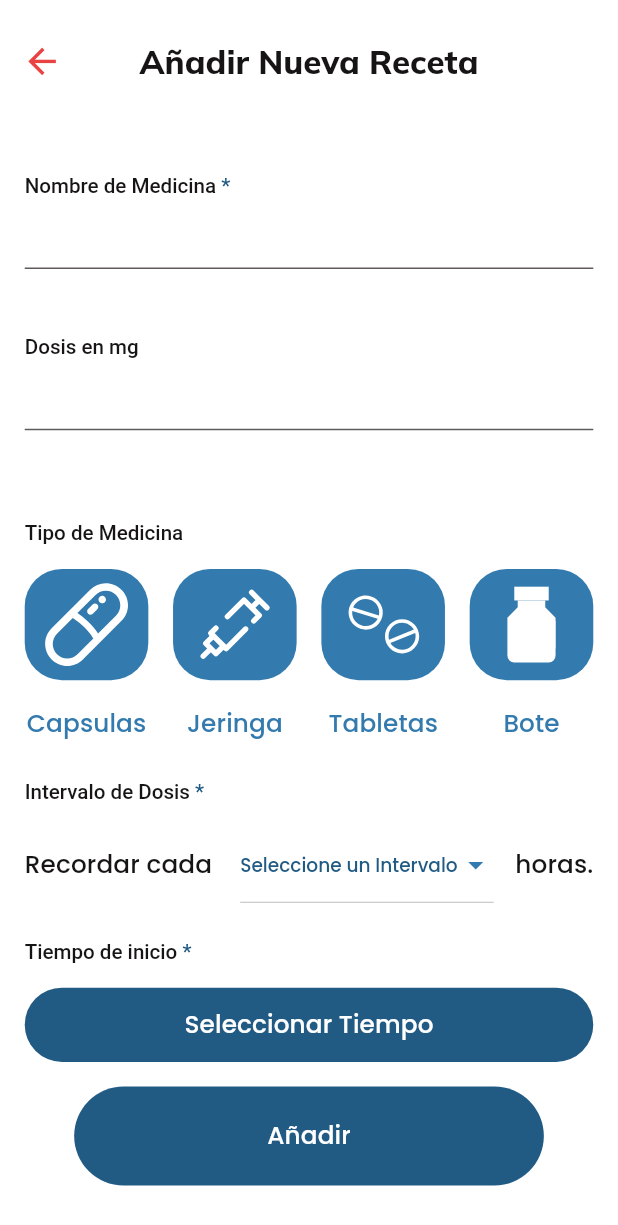
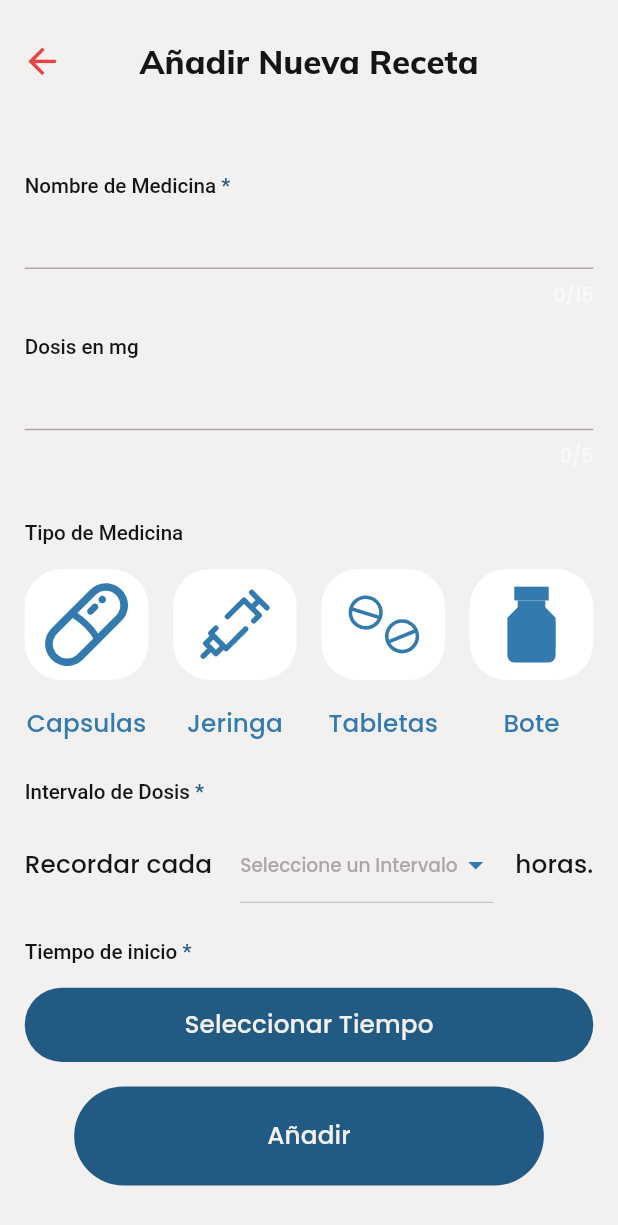
Before and after one commit to FrankoGarcia69/ProyectoRecordatoriosMedicos, a Flutter app: the screen it shows after launch, after a tap on the "add" icon, on a phone screen of 412 x 824 dp. Shown: the top 1225 px of the screen. Run offline on Flutter 3.47's test engine with Material 2 defaults, Android fonts, the phone set to English and light mode, and no system bars; our stand-ins replace flutter_svg, google_fonts, rxdart, sizer.

Commit message:
Cambios a HomePage y AddRecipe

```diff
--- a/lib/constantscolors.dart
+++ b/lib/constantscolors.dart
@@ -1,9 +1,9 @@
 import 'package:flutter/material.dart';
 
 const Color cPrimaryColor = Color.fromARGB(255, 33, 91, 132);
-const Color cScaffoldColor = Color.fromARGB(255, 255, 255, 255);
+const Color cScaffoldColor = Color.fromARGB(255, 243, 240, 240);
 const Color cSecondaryColor = Color.fromARGB(255, 233, 66, 66);
 const Color cOtherColor = Color.fromARGB(255, 51, 123, 174);
 const Color cErrorColor = Color.fromARGB(255, 255, 0, 0);
-const Color cTextLightColor = Color.fromARGB(255, 95, 91, 91);
+const Color cTextLightColor = Color.fromARGB(255, 175, 167, 167);
 const Color cTextColor = Color.fromARGB(255, 22, 20, 20);
--- a/lib/main.dart
+++ b/lib/main.dart
@@ -1,17 +1,34 @@
 import 'package:flutter/material.dart';
+import 'package:flutter_application_1/src/pages/AddRecipe/AddRecipeBlock.dart';
 import 'package:flutter_application_1/src/pages/HomePage.dart';
 import 'package:google_fonts/google_fonts.dart';
+import 'package:provider/provider.dart';
 import 'package:sizer/sizer.dart';
 import 'constantscolors.dart';
 
 void main() => runApp(const MyApp());
 
-class MyApp extends StatelessWidget {
+class MyApp extends StatefulWidget {
   const MyApp({super.key});
 
   @override
+  State<MyApp> createState() => _MyAppState();
+}
+
+class _MyAppState extends State<MyApp> {
+  AddRecipeB? addRecipeB;
+
+  @override
+  void initState() {
+    addRecipeB = AddRecipeB();
+    super.initState();
+  }
+
+  @override
   Widget build(BuildContext context) {
-    return Sizer(builder: (context, orientation, deviceType) {
+    return Provider<AddRecipeB>.value(
+        value: addRecipeB!,
+        child: Sizer(builder: (context, orientation, deviceType) {
           return MaterialApp(
               debugShowCheckedModeBanner: false,
               title: 'Material App',
@@ -41,6 +58,11 @@ class MyApp extends StatelessWidget {
                       fontSize: 24.sp,
                       fontWeight: FontWeight.w800,
                       color: cTextColor),
+                  headline6: GoogleFonts.poppins(
+                      fontSize: 13.sp,
+                      fontWeight: FontWeight.w500,
+                      letterSpacing: 1.0,
+                      color: cSecondaryColor),
                   subtitle2:
                       GoogleFonts.poppins(fontSize: 12.sp, color: cTextColor),
                   labelMedium: TextStyle(
@@ -48,11 +70,10 @@ class MyApp extends StatelessWidget {
                     fontWeight: FontWeight.w500,
                     color: cTextColor,
                   ),
-                caption:
-                GoogleFonts.poppins(
+                  caption: GoogleFonts.poppins(
                     fontSize: 9.sp,
                     fontWeight: FontWeight.w500,
-                  color: cPrimaryColor,
+                    color: cTextLightColor,
                   ),
                 ),
                 inputDecorationTheme: const InputDecorationTheme(
@@ -69,8 +90,20 @@ class MyApp extends StatelessWidget {
                         borderSide: BorderSide(
                       color: cPrimaryColor,
                       width: 1.5,
-                  )))),
+                    ))),
+                timePickerTheme: const TimePickerThemeData(
+                  backgroundColor: cScaffoldColor,
+                  hourMinuteColor: cPrimaryColor,
+                  hourMinuteTextColor: cScaffoldColor,
+                  dayPeriodColor: cPrimaryColor,
+                  dayPeriodTextColor: cScaffoldColor,
+                  dialBackgroundColor: cPrimaryColor,
+                  dialTextColor: cScaffoldColor,
+                  dialHandColor: cSecondaryColor,
+                  entryModeIconColor: cOtherColor,
+                ),
+              ),
               home: const RecetasPage());
-    });
+        }));
   }
 }
--- /dev/null
+++ b/lib/models/errors.dart
@@ -0,0 +1,9 @@
+enum AddError {
+  nameDuplicate,
+  nameNull,
+  dose,
+  type,
+  interval,
+  startime,
+  none,
+}
--- /dev/null
+++ b/lib/src/pages/AddRecipe/AddRecipeBlock.dart
@@ -0,0 +1,58 @@
+import 'package:rxdart/rxdart.dart';
+import '../../../models/errors.dart';
+import '../../../models/recipetype.dart';
+
+class AddRecipeB {
+  //tipo de receta
+  BehaviorSubject<RecipeType>? _selectRecipeType$;
+  ValueStream<RecipeType> get selectRecipeType => _selectRecipeType$!.stream;
+
+  //intervalo de tiempo
+  BehaviorSubject<int>? _selectedIntervals$;
+  BehaviorSubject<int>? get selectedIntervals => _selectedIntervals$;
+
+  //tiempo
+  BehaviorSubject<String>? _selectedTimeDay$;
+  BehaviorSubject<String>? get selectedTimeDay$ => _selectedTimeDay$;
+
+  //posibles errores
+  BehaviorSubject<AddError>? _errorState$;
+  BehaviorSubject<AddError>? get errorState$ => _errorState$;
+
+  AddRecipeB() {
+    _selectRecipeType$ = BehaviorSubject<RecipeType>.seeded(RecipeType.none);
+
+    _selectedTimeDay$ = BehaviorSubject<String>.seeded('none');
+
+    _selectedIntervals$ = BehaviorSubject<int>.seeded(0);
+
+    _errorState$ = BehaviorSubject<AddError>.seeded(AddError.none);
+  }
+
+  void dispose() {
+    _selectRecipeType$!.close();
+    _selectedIntervals$!.close();
+    _selectedTimeDay$!.close();
+  }
+
+  void submitError(AddError error) {
+    _errorState$!.add(error);
+  }
+
+  void updateInterval(int interval) {
+    _selectedIntervals$!.add(interval);
+  }
+
+  void updateTime(String time) {
+    _selectedTimeDay$!.add(time);
+  }
+
+  void updateSelectedRecipe(RecipeType type) {
+    RecipeType _tempType = _selectRecipeType$!.value;
+    if (type == _tempType) {
+      _selectRecipeType$!.add(RecipeType.none);
+    } else {
+      _selectRecipeType$!.add(type);
+    }
+  }
+}
--- a/lib/src/pages/AddRecipe/AddRecipePage.dart
+++ b/lib/src/pages/AddRecipe/AddRecipePage.dart
@@ -1,5 +1,7 @@
 import 'package:flutter/material.dart';
+import 'package:flutter_application_1/src/pages/AddRecipe/AddRecipeBlock.dart';
 import 'package:flutter_svg/svg.dart';
+import 'package:provider/provider.dart';
 import 'package:sizer/sizer.dart';
 
 import '../../../common/converttime.dart';
@@ -16,7 +18,7 @@ class AddRecipePage extends StatefulWidget {
 class _AddRecipePageState extends State<AddRecipePage> {
   late TextEditingController nameController;
   late TextEditingController doseController;
-
+  late AddRecipeB _addRecipeB;
   late GlobalKey<ScaffoldState> _Scaffoldkey;
 
   @override
@@ -24,6 +26,7 @@ class _AddRecipePageState extends State<AddRecipePage> {
     super.dispose();
     nameController.dispose();
     doseController.dispose();
+    _addRecipeB.dispose();
   }
 
   @override
@@ -31,7 +34,7 @@ class _AddRecipePageState extends State<AddRecipePage> {
     super.initState();
     nameController = TextEditingController();
     doseController = TextEditingController();
-
+    _addRecipeB = AddRecipeB();
     _Scaffoldkey = GlobalKey<ScaffoldState>();
   }
 
@@ -43,7 +46,9 @@ class _AddRecipePageState extends State<AddRecipePage> {
       appBar: AppBar(
         title: const Text('Añadir Nueva Receta'),
       ),
-      body: Padding(
+      body: Provider<AddRecipeB>.value(
+        value: _addRecipeB,
+        child: Padding(
           padding: EdgeInsets.all(2.h),
           child: Column(
             crossAxisAlignment: CrossAxisAlignment.start,
@@ -55,7 +60,7 @@ class _AddRecipePageState extends State<AddRecipePage> {
               TextFormField(
                 controller: nameController,
                 textCapitalization: TextCapitalization.words,
-              maxLength: 13,
+                maxLength: 15,
                 decoration: const InputDecoration(border: UnderlineInputBorder()),
                 style: Theme.of(context).textTheme.subtitle2!.copyWith(
                       color: cOtherColor,
@@ -68,7 +73,7 @@ class _AddRecipePageState extends State<AddRecipePage> {
               TextFormField(
                 controller: doseController,
                 keyboardType: TextInputType.number,
-              maxLength: 13,
+                maxLength: 5,
                 decoration: const InputDecoration(border: UnderlineInputBorder()),
                 style: Theme.of(context).textTheme.subtitle2!.copyWith(
                       color: cOtherColor,
@@ -83,7 +88,8 @@ class _AddRecipePageState extends State<AddRecipePage> {
               ),
               Padding(
                 padding: EdgeInsets.only(top: 2.h),
-              child: StreamBuilder(
+                child: StreamBuilder<RecipeType>(
+                  stream: _addRecipeB.selectRecipeType,
                   builder: (context, snapshot) {
                     return Row(
                       mainAxisAlignment: MainAxisAlignment.spaceBetween,
@@ -145,13 +151,15 @@ class _AddRecipePageState extends State<AddRecipePage> {
                       onPressed: () {},
                       child: Center(
                         child: Text('Añadir',
-                          style: Theme.of(context).textTheme.subtitle2!.copyWith(
+                            style:
+                                Theme.of(context).textTheme.subtitle2!.copyWith(
                                       color: cScaffoldColor,
                                     )),
                       )),
                 ),
               ),
             ],
+          ),
         ),
       ),
     );
@@ -166,8 +174,22 @@ class SelectTime extends StatefulWidget {
 }
 
 class _SelectTimeState extends State<SelectTime> {
-  final TimeOfDay _time = const TimeOfDay(hour: 0, minute: 00);
-  final bool _clicked = false;
+  TimeOfDay _time = const TimeOfDay(hour: 0, minute: 00);
+  bool _clicked = false;
+
+  Future<TimeOfDay> _selectTime() async {
+    final TimeOfDay? picked =
+        await showTimePicker(context: context, initialTime: _time);
+
+    if (picked != null && picked != _time) {
+      _time = picked;
+      _clicked = true;
+
+      //provider updatetime
+    }
+    return picked!;
+  }
+
   @override
   Widget build(BuildContext context) {
     return SizedBox(
@@ -177,7 +199,9 @@ class _SelectTimeState extends State<SelectTime> {
         child: TextButton(
             style: TextButton.styleFrom(
                 backgroundColor: cPrimaryColor, shape: StadiumBorder()),
-            onPressed: () {},
+            onPressed: () {
+              _selectTime();
+            },
             child: Center(
               child: Text(
                   _clicked == false
@@ -264,8 +288,11 @@ class RecipeTypeColumn extends StatelessWidget {
 
   @override
   Widget build(BuildContext context) {
+    final AddRecipeB addRecipeB = Provider.of<AddRecipeB>(context);
     return GestureDetector(
-      onTap: () {},
+      onTap: () {
+        addRecipeB.updateSelectedRecipe(recipeType);
+      },
       child: Column(
         children: [
           Container(
@@ -273,7 +300,7 @@ class RecipeTypeColumn extends StatelessWidget {
             width: 20.w,
             // height: 10.h,
             decoration: BoxDecoration(
-              color: isSelected ? Colors.white : cOtherColor,
+              color: isSelected ? cOtherColor : Colors.white,
               borderRadius: BorderRadius.circular(3.h),
             ),
             child: Center(
@@ -281,7 +308,7 @@ class RecipeTypeColumn extends StatelessWidget {
                 padding: EdgeInsets.all(1.h),
                 child: SvgPicture.asset(iconValue,
                     height: 7.h,
-                    color: isSelected ? cOtherColor : Colors.white),
+                    color: isSelected ? Colors.white : cOtherColor),
               ),
             ),
           ),
--- a/lib/src/pages/HomePage.dart
+++ b/lib/src/pages/HomePage.dart
@@ -1,4 +1,5 @@
 import 'package:flutter/material.dart';
+import 'package:flutter_svg/svg.dart';
 import 'package:sizer/sizer.dart';
 
 import '../../constantscolors.dart';
@@ -108,10 +109,74 @@ class BottomContainer extends StatelessWidget {
 
   @override
   Widget build(BuildContext context) {
-    return Center(
-      child: Text('No se ha agregado ninguna receta',
-          textAlign: TextAlign.center,
-          style: Theme.of(context).textTheme.headline3),
+    // return Center(
+    //   child: Text('No se ha agregado ninguna receta',
+    //       textAlign: TextAlign.center,
+    //       style: Theme.of(context).textTheme.headline3),
+    // );
+
+    return GridView.builder(
+      padding: EdgeInsets.only(top: 1.h),
+      itemCount: 10,
+      itemBuilder: (context, index) {
+        return RecipeCard();
+      },
+      gridDelegate:
+          const SliverGridDelegateWithFixedCrossAxisCount(crossAxisCount: 2),
     );
   }
 }
+
+class RecipeCard extends StatelessWidget {
+  const RecipeCard({super.key});
+
+  @override
+  Widget build(BuildContext context) {
+    return InkWell(
+          highlightColor: Colors.white,
+          splashColor: Color.fromARGB(137, 161, 157, 157),
+          onTap: () {
+            //animacion despues
+          },
+          child: Container(
+            padding:
+                EdgeInsets.only(left: 2.w, right: 1.w, top: 1.h, bottom: 1.h),
+            margin: EdgeInsets.all(1.h),
+            decoration: BoxDecoration(
+              borderRadius: BorderRadius.circular(2.h),
+              color: Colors.white,
+            ),
+            child: Column(
+              mainAxisAlignment: MainAxisAlignment.center,
+              crossAxisAlignment: CrossAxisAlignment.start,
+              children: [
+                const Spacer(),
+                SvgPicture.asset(
+                  'assets/icons/bottle.svg',
+                  height: 7.h,
+                  color: cPrimaryColor,
+                ),
+                const Spacer(),
+                Text(
+                  'B12',
+                  textAlign: TextAlign.start,
+                  overflow: TextOverflow.fade,
+                  style: Theme.of(context).textTheme.headline6,
+                ),
+                SizedBox(
+                  height: 0.3.h,
+                ),
+                //tag animation
+                Text(
+                  'Cada 8 horas',
+                  textAlign: TextAlign.start,
+                  overflow: TextOverflow.fade,
+                  style: Theme.of(context).textTheme.caption,
+                ),
+                //Condicion para intervalo de tiempo
+              ],
+            ),
+          ),
+        );
+  }
+}
--- a/pubspec.yaml
+++ b/pubspec.yaml
@@ -39,6 +39,8 @@ dependencies:
   sizer: ^2.0.15
   google_fonts: ^4.0.3
   flutter_svg: ^2.0.5
+  rxdart: ^0.27.7
+  provider: ^6.0.5
 
 dev_dependencies:
   flutter_test:
```
Also changed, not shown: pubspec.lock. Lines whose indentation alone changed are shown as unchanged.
